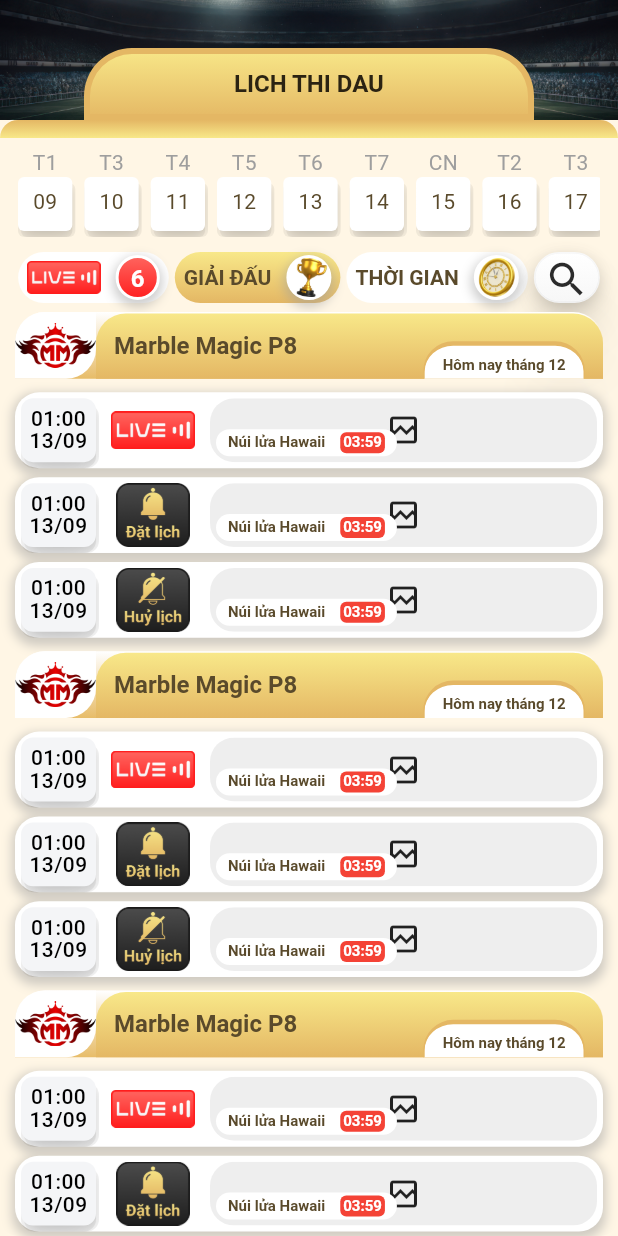
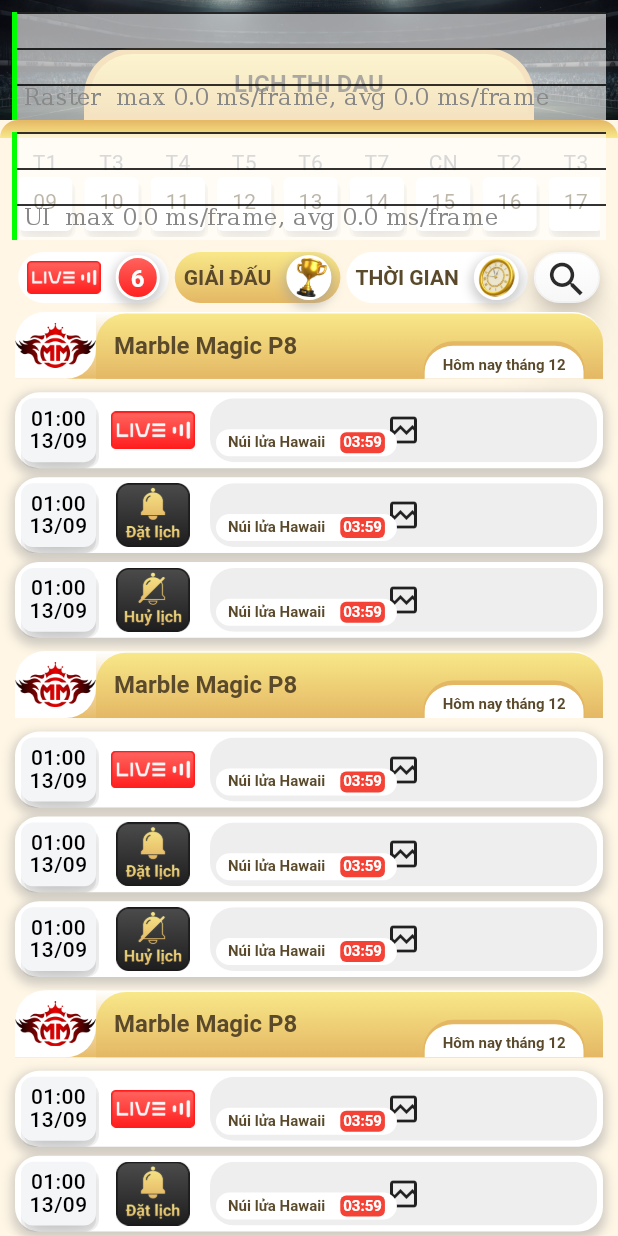
Before and after one commit to hengvisoth/DGGroup_Test01, a Flutter app: the screen it shows after launch, on a phone screen of 412 x 824 dp. Run offline on Flutter 3.47's test engine with Material 3 defaults, Android fonts, the phone set to English and light mode, and no system bars; our stand-ins replace flutter_cache_manager; missing offline and left inert: video_thumbnail; network calls fail.

Commit message:
Add showPerformanceOverlay: true

```diff
--- a/lib/main.dart
+++ b/lib/main.dart
@@ -11,10 +11,6 @@ class MainApp extends StatelessWidget {
 
   @override
   Widget build(BuildContext context) {
-    return MaterialApp(
-      debugShowCheckedModeBanner: false,
-      theme: AppTheme.light,
-      home: const HomePage(),
-    );
+    return MaterialApp(showPerformanceOverlay: true, debugShowCheckedModeBanner: false, theme: AppTheme.light, home: const HomePage());
   }
 }
--- a/lib/services/video_feed_repository.dart
+++ b/lib/services/video_feed_repository.dart
@@ -4,7 +4,7 @@ import 'package:dggroup_test/model/video_feed_item.dart';
 
 class VideoFeedRepository {
   static const int totalItems = 5000000;
-  static const int pageSize = 120;
+  static const int pageSize = 12;
 
   final List<String> _videoUrls = const [
     'https://commondatastorage.googleapis.com/gtv-videos-bucket/sample/BigBuckBunny.mp4',
```
